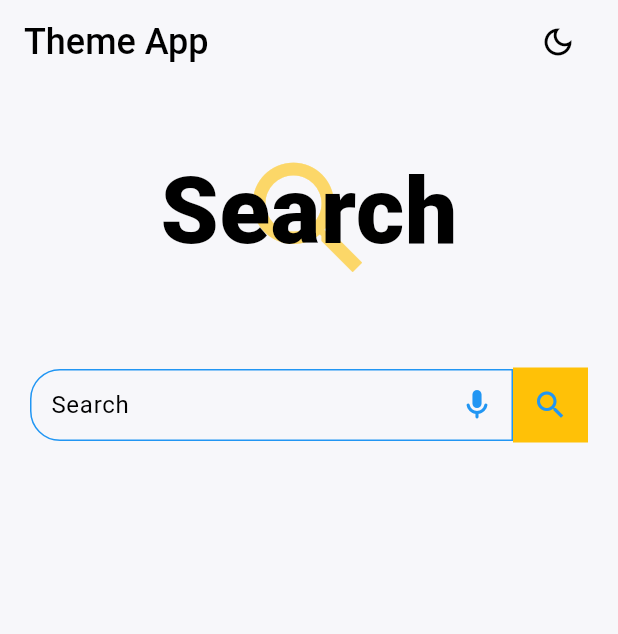
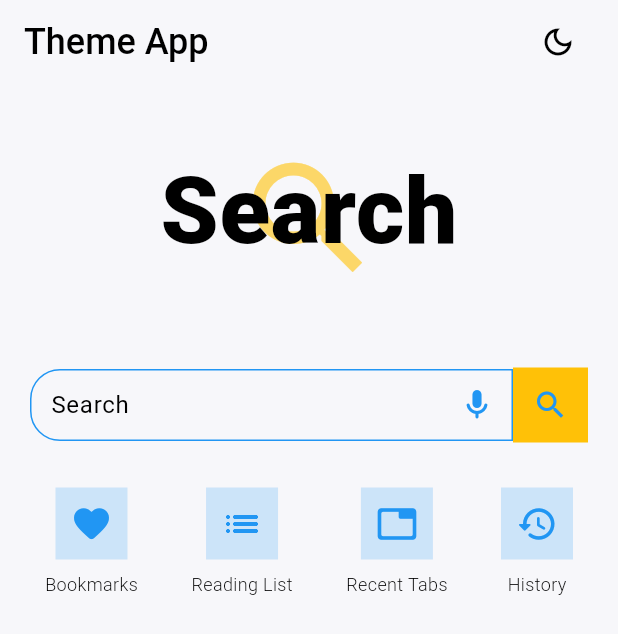
Before and after one commit to kwakyebrilliant/theme_app, a Flutter app: the screen it shows after launch, on a phone screen of 412 x 824 dp. Shown: the top 634 px of the screen. Run offline on Flutter 3.47's test engine with Material 3 defaults, Android fonts, the phone set to English and light mode, and no system bars; our stand-ins replace shared_preferences.

Commit message:
screen updated

```diff
--- a/lib/screen.dart
+++ b/lib/screen.dart
@@ -31,6 +31,14 @@ class _ScreenState extends State<Screen> {
     SharedPreferences prefs = await SharedPreferences.getInstance();
     prefs.setBool('isDarkMode', isDarkMode);
   }
+
+  // list
+  final List<Map<String, dynamic>> iconList = [
+    {'name': 'Bookmarks', 'icon': Icons.favorite_rounded},
+    {'name': 'Reading List', 'icon': Icons.list_rounded},
+    {'name': 'Recent Tabs', 'icon': Icons.tab_rounded},
+    {'name': 'History', 'icon': Icons.history_rounded},
+  ];
 
   @override
   Widget build(BuildContext context) {
@@ -149,6 +157,40 @@ class _ScreenState extends State<Screen> {
               ],
             ),
           ),
+
+          Padding(
+            padding: const EdgeInsets.only(top: 30.0, left: 30.0, right: 30.0),
+            child: Row(
+              mainAxisAlignment: MainAxisAlignment.spaceBetween,
+              children:
+                  iconList.map((list) {
+                    return Column(
+                      mainAxisSize: MainAxisSize.min,
+                      children: [
+                        Container(
+                          padding: const EdgeInsets.all(10.0),
+                          decoration: BoxDecoration(
+                            color: Colors.blue.withValues(alpha: 0.2),
+                          ),
+                          child: Icon(
+                            list['icon'],
+                            size: 28.0,
+                            color: Colors.blue,
+                          ),
+                        ),
+                        SizedBox(height: 8.0),
+                        Text(
+                          list['name'],
+                          style: TextStyle(
+                            fontSize: 12.0,
+                            fontWeight: FontWeight.w300,
+                          ),
+                        ),
+                      ],
+                    );
+                  }).toList(),
+            ),
+          ),
         ],
       ),
     );
```
